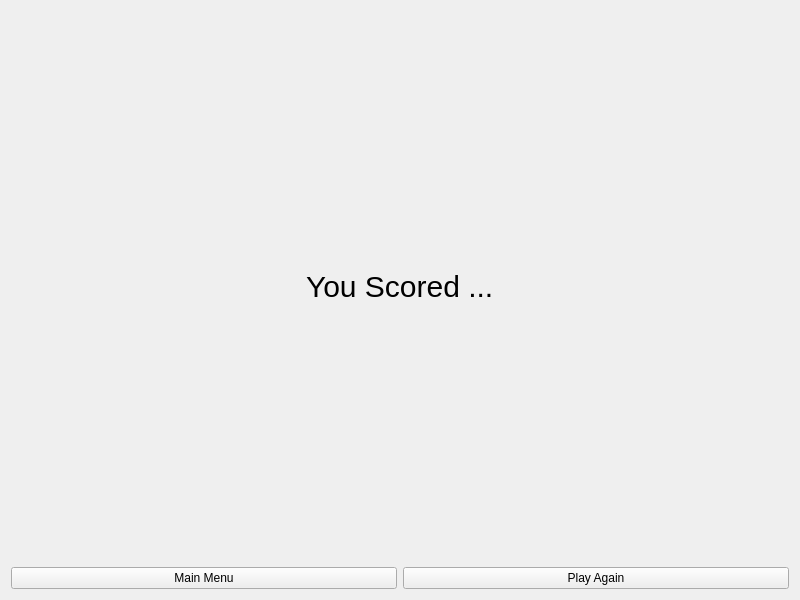
Old version of the form FrenchNumberGame/endscreen.ui in the repository alexobrien20/Qt-FrenchNumberGame.
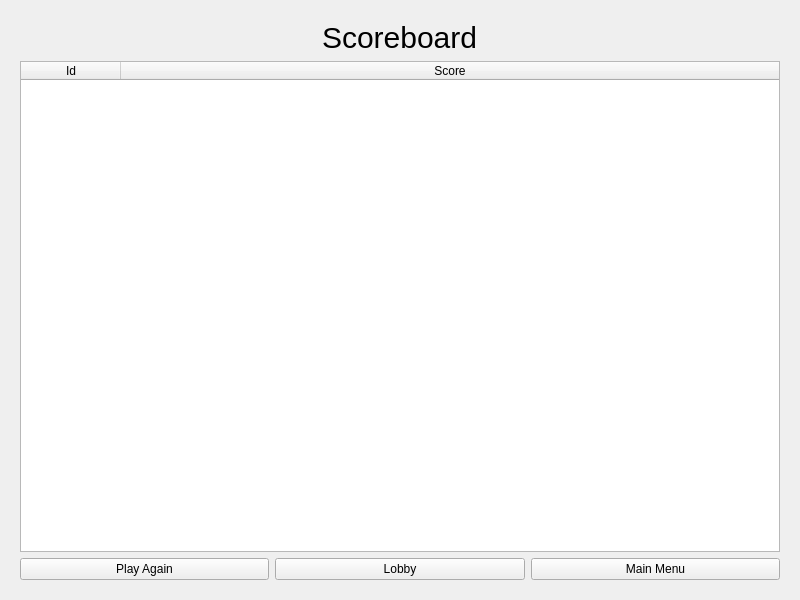
New version of the form. The open tabs and pages were chosen to show the change.

```diff
--- a/FrenchNumberGame/endscreen.ui
+++ b/FrenchNumberGame/endscreen.ui
@@ -14,33 +14,124 @@
    <string>Form</string>
   </property>
   <layout class="QVBoxLayout" name="verticalLayout">
+   <item>
+    <widget class="QStackedWidget" name="stackedWidget">
+     <widget class="QWidget" name="SingleScore">
+      <layout class="QVBoxLayout" name="verticalLayout_2">
    <item alignment="Qt::AlignHCenter">
     <widget class="QLabel" name="ScoreLabel">
-     <property name="styleSheet">
-      <string notr="true">font-size: 30px;</string>
-     </property>
      <property name="text">
-      <string>You Scored ...</string>
+          <string/>
      </property>
     </widget>
    </item>
    <item>
     <layout class="QGridLayout" name="gridLayout">
-     <item row="0" column="1">
+         <item row="0" column="0">
       <widget class="QPushButton" name="AgainButton">
        <property name="text">
         <string>Play Again</string>
        </property>
       </widget>
      </item>
-     <item row="0" column="0">
+         <item row="0" column="1">
       <widget class="QPushButton" name="MenuButton">
        <property name="text">
+            <string>Menu</string>
+           </property>
+          </widget>
+         </item>
+        </layout>
+       </item>
+      </layout>
+     </widget>
+     <widget class="QWidget" name="MultiScore">
+      <layout class="QVBoxLayout" name="verticalLayout_3">
+       <item alignment="Qt::AlignHCenter">
+        <widget class="QLabel" name="ScreenLabel">
+         <property name="styleSheet">
+          <string notr="true">font-size: 30px</string>
+         </property>
+         <property name="text">
+          <string>Scoreboard</string>
+         </property>
+        </widget>
+       </item>
+       <item>
+        <widget class="QTableWidget" name="Scoreboard">
+         <property name="showGrid">
+          <bool>true</bool>
+         </property>
+         <property name="gridStyle">
+          <enum>Qt::SolidLine</enum>
+         </property>
+         <property name="wordWrap">
+          <bool>true</bool>
+         </property>
+         <property name="cornerButtonEnabled">
+          <bool>true</bool>
+         </property>
+         <attribute name="horizontalHeaderVisible">
+          <bool>true</bool>
+         </attribute>
+         <attribute name="horizontalHeaderCascadingSectionResizes">
+          <bool>false</bool>
+         </attribute>
+         <attribute name="horizontalHeaderHighlightSections">
+          <bool>true</bool>
+         </attribute>
+         <attribute name="horizontalHeaderShowSortIndicator" stdset="0">
+          <bool>false</bool>
+         </attribute>
+         <attribute name="horizontalHeaderStretchLastSection">
+          <bool>true</bool>
+         </attribute>
+         <attribute name="verticalHeaderVisible">
+          <bool>true</bool>
+         </attribute>
+         <attribute name="verticalHeaderStretchLastSection">
+          <bool>false</bool>
+         </attribute>
+         <column>
+          <property name="text">
+           <string>Id</string>
+          </property>
+         </column>
+         <column>
+          <property name="text">
+           <string>Score</string>
+          </property>
+         </column>
+        </widget>
+       </item>
+       <item>
+        <layout class="QGridLayout" name="gridLayout_2">
+         <item row="0" column="2">
+          <widget class="QPushButton" name="MultiMenuButton">
+           <property name="text">
         <string>Main Menu</string>
        </property>
       </widget>
      </item>
-    </layout>
+         <item row="0" column="0">
+          <widget class="QPushButton" name="MultiAgainButton">
+           <property name="text">
+            <string>Play Again</string>
+           </property>
+          </widget>
+         </item>
+         <item row="0" column="1">
+          <widget class="QPushButton" name="MultiLobbyButton">
+           <property name="text">
+            <string>Lobby</string>
+           </property>
+          </widget>
+         </item>
+        </layout>
+       </item>
+      </layout>
+     </widget>
+    </widget>
    </item>
   </layout>
  </widget>
```
Lines whose indentation alone changed are shown as unchanged.
